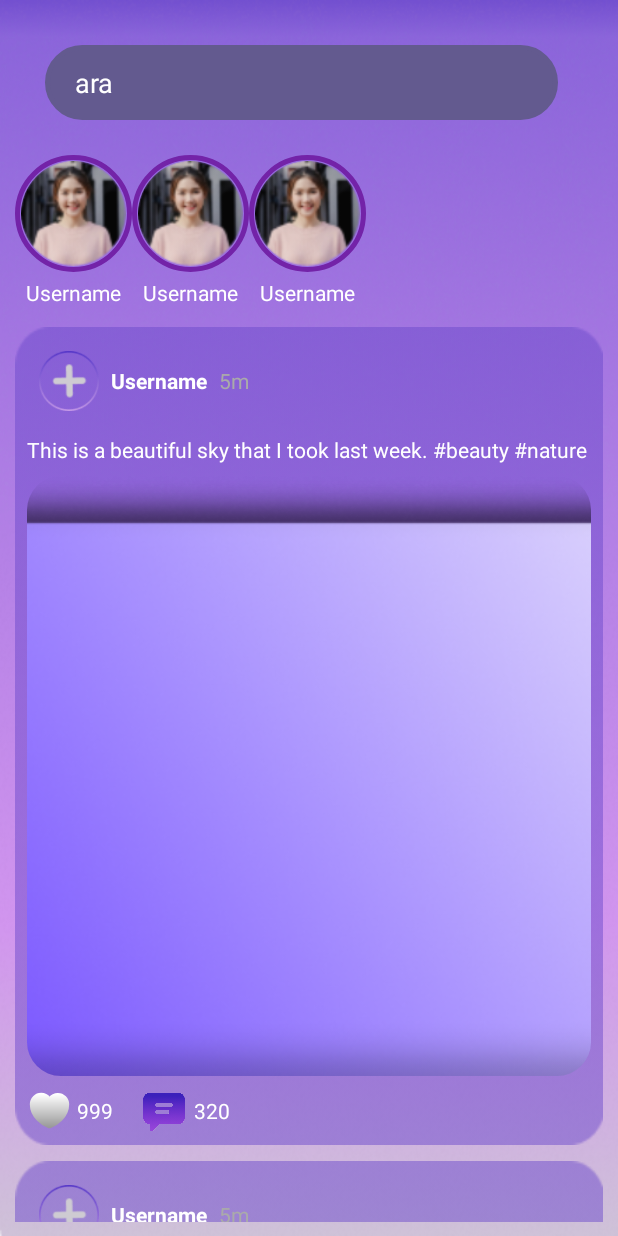
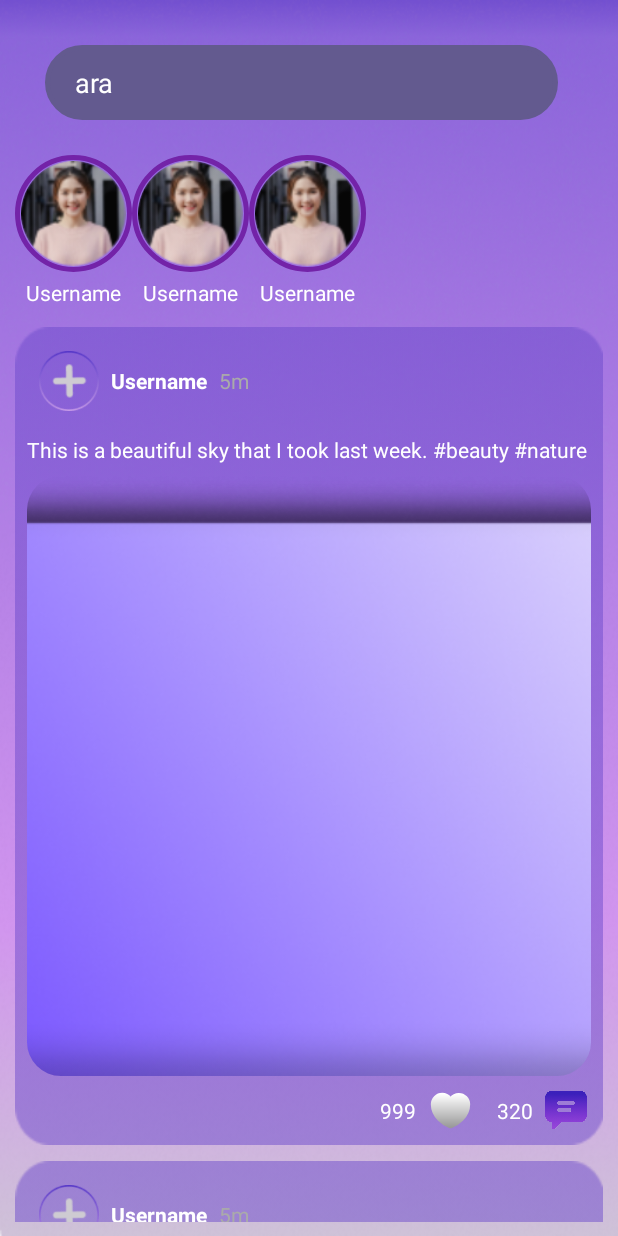
Before and after one commit to mmustafademirhann/VbSanalAy, an Android app: the layout fragment_main_page.xml on its own in the app's theme, with its tools: preview values and no code run, on a phone screen of 412 x 824 dp. Run offline under Robolectric (Android 15) with nearby library versions, the phone set to English and light mode, and no system bars.

Commit message:
son bir kac

```diff
--- a/app/src/main/java/com/example/socialmediavbsanalay/presentation/fragments/UserProfileFragment.kt
+++ b/app/src/main/java/com/example/socialmediavbsanalay/presentation/fragments/UserProfileFragment.kt
@@ -123,6 +123,7 @@ class UserProfileFragment : Fragment(R.layout.fragment_user_profile), OnItemClic
             val fragment = PostDetailFragment()
             val args = Bundle().apply {
                 putString(ARG_USER_ID, userId)
+
             }
             fragment.arguments = args
             return fragment
@@ -430,9 +431,10 @@ class UserProfileFragment : Fragment(R.layout.fragment_user_profile), OnItemClic
         } else {
             galleryViewModel.IDGET
         }
+        val postId = post.id
 
         // Create the PostDetailFragment with the post
-        postDetailFragment = PostDetailFragment.newInstance(userId)
+        postDetailFragment = PostDetailFragment.newInstance(userId,postId)
 
         // Start the fragment transaction
         parentFragmentManager.beginTransaction()
--- a/app/src/main/res/layout/comment_item.xml
+++ b/app/src/main/res/layout/comment_item.xml
@@ -16,7 +16,6 @@
         android:layout_marginEnd="8dp"
         android:layout_marginBottom="17dp"
         android:scaleType="centerCrop"
-        android:src="@drawable/shin"
         app:layout_constraintBottom_toBottomOf="parent"
         app:layout_constraintEnd_toStartOf="@+id/userNameTextView"
         app:layout_constraintStart_toStartOf="parent"
@@ -27,7 +26,6 @@
         android:id="@+id/userNameTextView"
         android:layout_width="0dp"
         android:layout_height="wrap_content"
-        android:text="Username"
         android:textStyle="bold"
         android:textColor="@android:color/white"
         android:textSize="16sp"
@@ -44,7 +42,6 @@
         android:layout_height="wrap_content"
         android:layout_marginStart="8dp"
         android:paddingTop="4dp"
-        android:text="This is a comment text."
         android:textColor="@android:color/white"
         android:textSize="14sp"
         app:layout_constraintBottom_toBottomOf="parent"
--- a/app/src/main/res/layout/fragment_main_page.xml
+++ b/app/src/main/res/layout/fragment_main_page.xml
@@ -91,4 +91,19 @@
         app:layout_constraintStart_toStartOf="parent"
         app:layout_constraintEnd_toEndOf="parent" />
 
+    <!-- No Posts Message -->
+    <TextView
+        android:id="@+id/textNoPostsMessage"
+        android:layout_width="wrap_content"
+        android:layout_height="wrap_content"
+        android:layout_gravity="center"
+        android:layout_marginStart="30dp"
+        android:layout_marginTop="270dp"
+        android:text="Henüz birisini takip etmediniz"
+        android:textColor="@android:color/white"
+        android:textSize="18sp"
+        android:visibility="gone"
+        app:layout_constraintStart_toStartOf="parent"
+        app:layout_constraintTop_toTopOf="parent" />
+
 </androidx.constraintlayout.widget.ConstraintLayout>
--- a/app/src/main/res/layout/post_for_recycler.xml
+++ b/app/src/main/res/layout/post_for_recycler.xml
@@ -94,55 +94,55 @@
     <LinearLayout
         android:layout_width="match_parent"
         android:layout_height="wrap_content"
+        android:layout_marginLeft="230dp"
         android:layout_marginTop="8dp"
-        android:gravity="bottom"
+        android:gravity="center_vertical"
         android:orientation="horizontal">
 
-
-
-        <ImageView
-            android:id="@+id/likeImage"
-            android:layout_width="30dp"
-            android:layout_height="30dp"
-            android:layout_weight="0"
-            android:layout_gravity="center_horizontal"
-            app:srcCompat="@drawable/unlike_vector" />
-
-        <ImageView
-            android:id="@+id/unlikeImage"
-            android:layout_width="30dp"
-            android:layout_height="30dp"
-            android:layout_weight="0"
-            android:layout_gravity="center_horizontal"
-            app:srcCompat="@drawable/like_vector"
-            android:visibility="gone"/>
-
+        <!-- Like count TextView -->
         <TextView
             android:id="@+id/likeCount"
             android:layout_width="wrap_content"
             android:layout_height="wrap_content"
             android:drawablePadding="4dp"
-            android:layout_gravity="center_vertical"
+            android:textColor="@color/white"
             tools:text="999"
-            android:layout_marginStart="3dp"
-            android:textColor="@color/white" />
+            android:layout_marginStart="5dp" />
 
+        <!-- Like ImageView -->
+        <ImageView
+            android:id="@+id/likeImage"
+            android:layout_width="30dp"
+            android:layout_height="30dp"
+            android:layout_marginStart="8dp"
+            app:srcCompat="@drawable/unlike_vector" />
+
+        <!-- Unlike ImageView (hidden by default) -->
+        <ImageView
+            android:id="@+id/unlikeImage"
+            android:layout_width="30dp"
+            android:layout_height="30dp"
+            android:layout_marginStart="8dp"
+            app:srcCompat="@drawable/like_vector"
+            android:visibility="gone" />
+
+        <!-- Comment count TextView -->
+        <TextView
+            android:id="@+id/commentCount"
+            android:layout_width="wrap_content"
+            android:layout_height="wrap_content"
+            android:textColor="@color/white"
+            tools:text="320"
+            android:layout_marginStart="16dp" />
+
+        <!-- Comment ImageView -->
         <ImageView
             android:id="@+id/commentImage"
             android:layout_width="28dp"
             android:layout_height="28dp"
-            android:layout_weight="0"
-            android:layout_marginStart="20dp"
+            android:layout_marginStart="8dp"
             app:srcCompat="@drawable/messagesecondpost" />
 
-        <TextView
-            android:id="@+id/commentCount"
-            android:layout_width="wrap_content"
-            android:layout_height="wrap_content"
-            android:layout_gravity="center_vertical"
-            android:layout_marginStart="6dp"
-            android:drawablePadding="7dp"
-            tools:text="320"
-            android:textColor="@color/white" />
     </LinearLayout>
+
 </LinearLayout>
```
Also changed, not shown: app/src/main/java/com/example/socialmediavbsanalay/presentation/fragments/MainPageFragment.kt (+16 -1 lines), app/src/main/java/com/example/socialmediavbsanalay/presentation/fragments/PostDetailFragment.kt (+19 -4 lines), app/src/main/java/com/example/socialmediavbsanalay/presentation/viewModels/GalleryViewModel.kt (+8 -3 lines).
